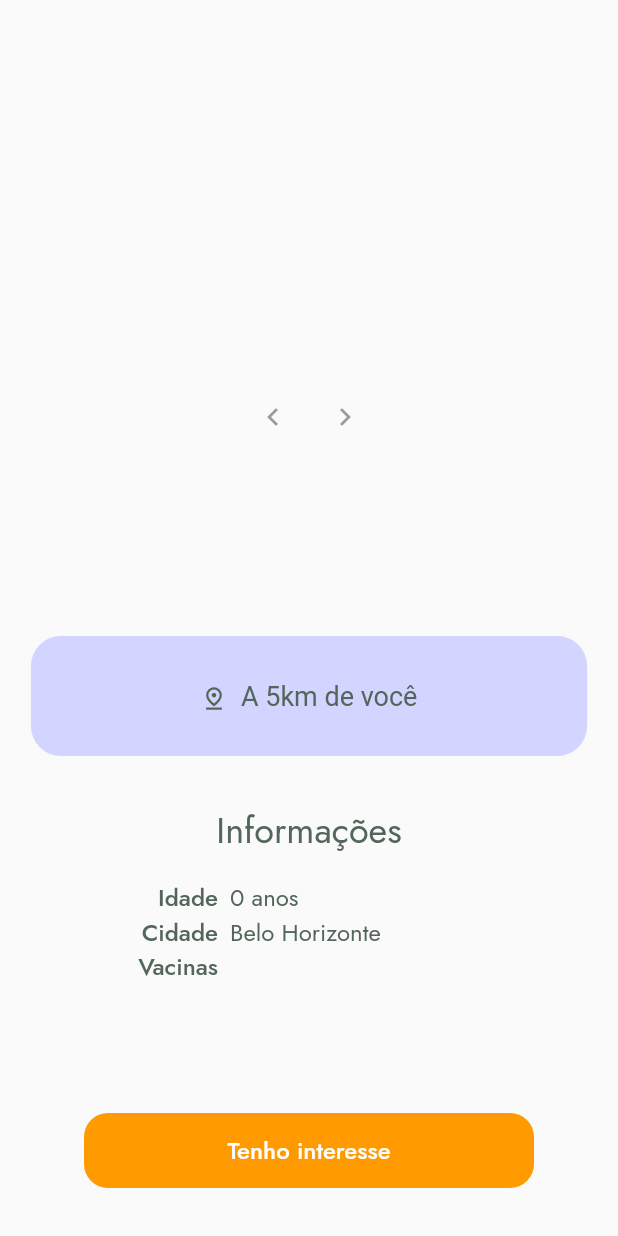
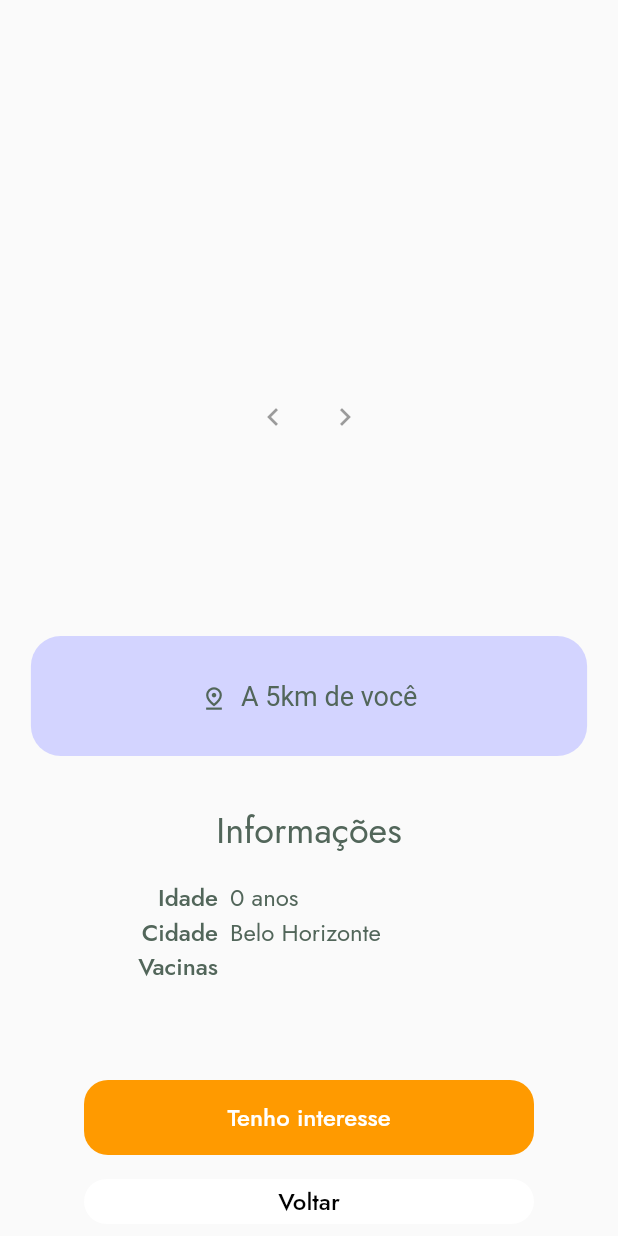
Before and after one commit to mariacarolinaj/adote_um_amigo, a Flutter app: the PerfilAnimalPage screen opened directly with empty values, on a phone screen of 412 x 824 dp. Run offline on Flutter 3.47's test engine with Material 2 defaults, Android fonts, the phone set to English and light mode, and no system bars; drawn by our look-alikes of carousel_slider; our stand-ins replace font_awesome_flutter, image_picker, shared_preferences, sqflite; missing offline and left inert: image_picker_for_web; accounts and stored records are empty; network calls fail.

```diff
--- a/lib/app/cadastro-animal/cadastro-animal_page.dart
+++ b/lib/app/cadastro-animal/cadastro-animal_page.dart
@@ -466,7 +466,8 @@ class CadastroAnimalPageState extends State<CadastroAnimalPage> {
                     DataBaseService().insertAnimal(_animal).then((id) =>
                         _animal.fotos.forEach((foto) =>
                             DataBaseService().insertFotoAnimal(foto, id)));
-                    Navigator.popAndPushNamed(context, Rotas.meusAnimais);
+                    Navigator.popUntil(
+                        context, ModalRoute.withName(Rotas.listAnimals2));
                   },
                 );
               }
--- a/lib/app/perfil-animal/perfil-animal_page.dart
+++ b/lib/app/perfil-animal/perfil-animal_page.dart
@@ -58,6 +58,7 @@ class PerfilAnimalPageState extends State<PerfilAnimalPage> {
                     ),
                   ),
                   if (!widget.exibicaoDoDono) _buildButton(),
+                  _buildButtonVoltar(),
                 ],
               ),
             ),
@@ -267,7 +268,7 @@ class PerfilAnimalPageState extends State<PerfilAnimalPage> {
   Widget _buildButton() {
     return Center(
       child: Padding(
-        padding: const EdgeInsets.symmetric(vertical: 32.0),
+        padding: const EdgeInsets.only(top: 32.0, bottom: 16),
         child: SizedBox(
           width: 300,
           height: 50,
@@ -302,6 +303,35 @@ class PerfilAnimalPageState extends State<PerfilAnimalPage> {
     );
   }
 
+  Widget _buildButtonVoltar() {
+    return Center(
+      child: Padding(
+        padding: const EdgeInsets.only(bottom: 8.0),
+        child: SizedBox(
+          width: 300,
+          height: 30,
+          child: ElevatedButton(
+            style: ElevatedButton.styleFrom(
+              backgroundColor: Colors.white,
+              shape: RoundedRectangleBorder(
+                borderRadius: BorderRadius.circular(16),
+              ),
+            ).copyWith(elevation: ButtonStyleButton.allOrNull(0.0)),
+            child: const Text(
+              'Voltar',
+              style: TextStyle(fontSize: 16, color: Colors.black),
+            ),
+            // Botão que abre uma segunda tela mostrando o perfil do usuário
+            onPressed: () {
+              Navigator.popUntil(
+                  context, ModalRoute.withName(Rotas.listAnimals2));
+            },
+          ),
+        ),
+      ),
+    );
+  }
+
   String _getDistancia() {
     // implementar chamada à api para calculo da distancia
     return "5km";
```
